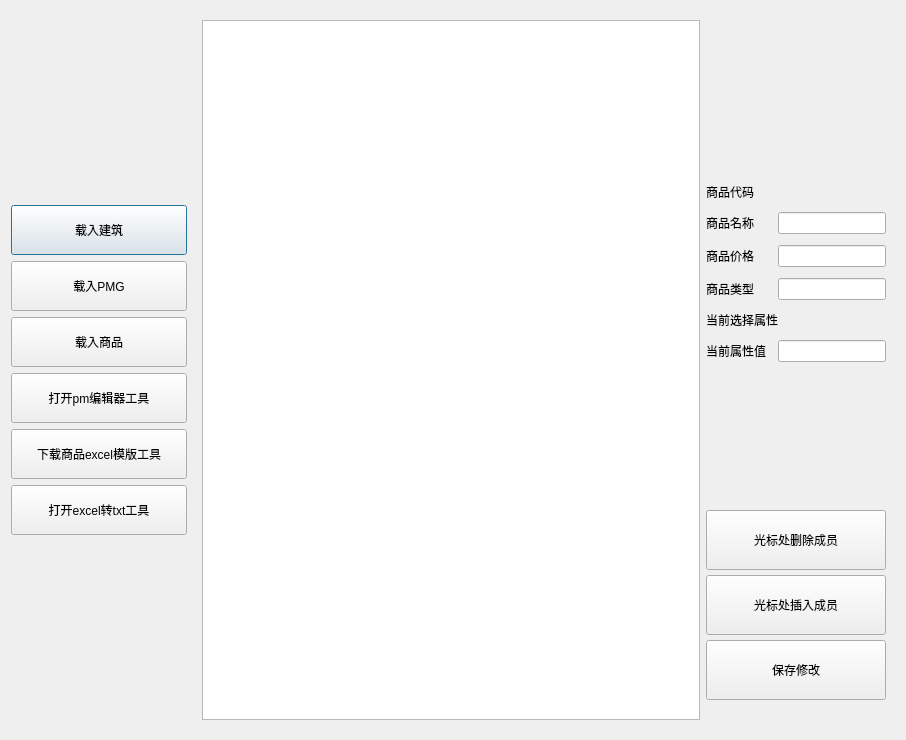
Old version of the form UI/main.ui in the repository Pactivsa/V3-Edit.
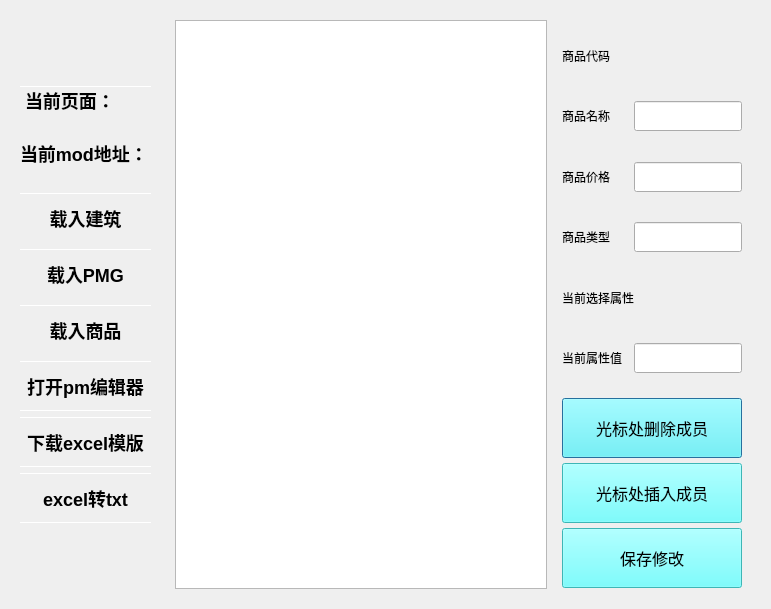
New version of the form. The open tabs and pages were chosen to show the change. Icons and pictures are not drawn.

The edit to the form file:
```diff
--- a/UI/main.ui
+++ b/UI/main.ui
@@ -6,273 +6,333 @@
    <rect>
     <x>0</x>
     <y>0</y>
-    <width>906</width>
-    <height>740</height>
+    <width>771</width>
+    <height>609</height>
    </rect>
   </property>
+  <property name="maximumSize">
+   <size>
+    <width>16777215</width>
+    <height>16777210</height>
+   </size>
+  </property>
   <property name="windowTitle">
    <string>Dialog</string>
   </property>
+  <property name="styleSheet">
+   <string notr="true">QDialog{background-image: url(:/图片1.jpg);}</string>
+  </property>
   <layout class="QGridLayout" name="gridLayout" columnstretch="1,4">
-   <item row="0" column="0">
-    <layout class="QVBoxLayout" name="verticalLayout_2">
-     <property name="sizeConstraint">
-      <enum>QLayout::SetDefaultConstraint</enum>
-     </property>
-     <item>
-      <spacer name="verticalSpacer_4">
-       <property name="orientation">
-        <enum>Qt::Vertical</enum>
-       </property>
-       <property name="sizeHint" stdset="0">
-        <size>
-         <width>20</width>
-         <height>40</height>
-        </size>
-       </property>
-      </spacer>
-     </item>
-     <item>
-      <widget class="QPushButton" name="pushButton_5">
-       <property name="minimumSize">
-        <size>
-         <width>0</width>
-         <height>50</height>
-        </size>
-       </property>
-       <property name="text">
-        <string>载入建筑</string>
-       </property>
-      </widget>
-     </item>
-     <item>
-      <widget class="QPushButton" name="pushButton_6">
-       <property name="minimumSize">
-        <size>
-         <width>0</width>
-         <height>50</height>
-        </size>
-       </property>
-       <property name="text">
-        <string>载入PMG</string>
-       </property>
-      </widget>
-     </item>
-     <item>
-      <widget class="QPushButton" name="pushButton_4">
-       <property name="minimumSize">
-        <size>
-         <width>0</width>
-         <height>50</height>
-        </size>
-       </property>
-       <property name="text">
-        <string>载入商品</string>
-       </property>
-      </widget>
-     </item>
-     <item>
-      <widget class="QPushButton" name="pushButton_7">
-       <property name="minimumSize">
-        <size>
-         <width>0</width>
-         <height>50</height>
-        </size>
-       </property>
-       <property name="text">
-        <string>打开pm编辑器工具</string>
-       </property>
-      </widget>
-     </item>
-     <item>
-      <widget class="QPushButton" name="pushButton_8">
-       <property name="minimumSize">
-        <size>
-         <width>0</width>
-         <height>50</height>
-        </size>
-       </property>
-       <property name="text">
-        <string>下载商品excel模版工具</string>
-       </property>
-      </widget>
-     </item>
-     <item>
-      <widget class="QPushButton" name="pushButton_9">
-       <property name="minimumSize">
-        <size>
-         <width>0</width>
-         <height>50</height>
-        </size>
-       </property>
-       <property name="text">
-        <string>打开excel转txt工具</string>
-       </property>
-      </widget>
-     </item>
-     <item>
-      <spacer name="verticalSpacer_5">
-       <property name="orientation">
-        <enum>Qt::Vertical</enum>
-       </property>
-       <property name="sizeHint" stdset="0">
-        <size>
-         <width>20</width>
-         <height>40</height>
-        </size>
-       </property>
-      </spacer>
-     </item>
-    </layout>
-   </item>
    <item row="0" column="1">
     <layout class="QHBoxLayout" name="horizontalLayout_2">
      <item>
       <widget class="QStackedWidget" name="stackedWidget">
+       <property name="styleSheet">
+        <string notr="true">QstackedWidget{}
+background-image: url(:/图片1.jpg);
+</string>
+       </property>
        <property name="currentIndex">
         <number>1</number>
        </property>
        <widget class="QWidget" name="goods">
         <layout class="QGridLayout" name="gridLayout_2" columnstretch="2,0">
+         <item row="0" column="0">
+          <layout class="QVBoxLayout" name="verticalLayout_3" stretch="2">
+           <item>
+            <widget class="QTableView" name="tableView">
+             <property name="styleSheet">
+              <string notr="true">background-image: url(:/780.jpg);</string>
+             </property>
+            </widget>
+           </item>
+          </layout>
+         </item>
          <item row="0" column="1">
-          <layout class="QVBoxLayout" name="verticalLayout_5" stretch="2,1,1,1">
-           <property name="spacing">
-            <number>5</number>
+          <widget class="QStackedWidget" name="stackedWidget">
+           <property name="styleSheet">
+            <string notr="true"/>
            </property>
-           <property name="topMargin">
-            <number>20</number>
-           </property>
-           <property name="bottomMargin">
-            <number>20</number>
-           </property>
-           <item>
-            <layout class="QFormLayout" name="formLayout">
-             <property name="formAlignment">
-              <set>Qt::AlignCenter</set>
+           <widget class="QWidget" name="Page1_2">
+            <layout class="QVBoxLayout" name="verticalLayout_5" stretch="0,1,1,1">
+             <property name="spacing">
+              <number>5</number>
              </property>
-             <property name="horizontalSpacing">
-              <number>0</number>
+             <property name="topMargin">
+              <number>1</number>
              </property>
-             <property name="verticalSpacing">
-              <number>11</number>
+             <property name="bottomMargin">
+              <number>1</number>
              </property>
-             <item row="0" column="0">
-              <widget class="QLabel" name="label_6">
-               <property name="text">
-                <string>商品代码</string>
+             <item>
+              <layout class="QGridLayout" name="gridLayout_3">
+               <property name="horizontalSpacing">
+                <number>0</number>
                </property>
-              </widget>
-             </item>
-             <item row="0" column="1">
-              <widget class="QLabel" name="label_7">
-               <property name="text">
-                <string/>
+               <property name="verticalSpacing">
+                <number>11</number>
                </property>
-              </widget>
+               <item row="0" column="1">
+                <spacer name="verticalSpacer_9">
+                 <property name="orientation">
+                  <enum>Qt::Vertical</enum>
+                 </property>
+                 <property name="sizeHint" stdset="0">
+                  <size>
+                   <width>20</width>
+                   <height>40</height>
+                  </size>
+                 </property>
+                </spacer>
+               </item>
+               <item row="1" column="0">
+                <widget class="QLabel" name="label_6">
+                 <property name="text">
+                  <string>商品代码</string>
+                 </property>
+                </widget>
+               </item>
+               <item row="1" column="1">
+                <widget class="QLabel" name="label_7">
+                 <property name="minimumSize">
+                  <size>
+                   <width>0</width>
+                   <height>30</height>
+                  </size>
+                 </property>
+                 <property name="text">
+                  <string/>
+                 </property>
+                </widget>
+               </item>
+               <item row="2" column="1">
+                <spacer name="verticalSpacer">
+                 <property name="orientation">
+                  <enum>Qt::Vertical</enum>
+                 </property>
+                 <property name="sizeHint" stdset="0">
+                  <size>
+                   <width>20</width>
+                   <height>40</height>
+                  </size>
+                 </property>
+                </spacer>
+               </item>
+               <item row="3" column="0">
+                <widget class="QLabel" name="label_4">
+                 <property name="text">
+                  <string>商品名称</string>
+                 </property>
+                </widget>
+               </item>
+               <item row="3" column="1">
+                <widget class="QLineEdit" name="lineEdit">
+                 <property name="minimumSize">
+                  <size>
+                   <width>0</width>
+                   <height>30</height>
+                  </size>
+                 </property>
+                </widget>
+               </item>
+               <item row="4" column="1">
+                <spacer name="verticalSpacer_2">
+                 <property name="orientation">
+                  <enum>Qt::Vertical</enum>
+                 </property>
+                 <property name="sizeHint" stdset="0">
+                  <size>
+                   <width>20</width>
+                   <height>40</height>
+                  </size>
+                 </property>
+                </spacer>
+               </item>
+               <item row="5" column="0">
+                <widget class="QLabel" name="label">
+                 <property name="text">
+                  <string>商品价格</string>
+                 </property>
+                </widget>
+               </item>
+               <item row="5" column="1">
+                <widget class="QLineEdit" name="lineEdit_2">
+                 <property name="minimumSize">
+                  <size>
+                   <width>0</width>
+                   <height>30</height>
+                  </size>
+                 </property>
+                </widget>
+               </item>
+               <item row="6" column="1">
+                <spacer name="verticalSpacer_3">
+                 <property name="orientation">
+                  <enum>Qt::Vertical</enum>
+                 </property>
+                 <property name="sizeHint" stdset="0">
+                  <size>
+                   <width>20</width>
+                   <height>40</height>
+                  </size>
+                 </property>
+                </spacer>
+               </item>
+               <item row="7" column="0">
+                <widget class="QLabel" name="label_5">
+                 <property name="text">
+                  <string>商品类型</string>
+                 </property>
+                </widget>
+               </item>
+               <item row="7" column="1">
+                <widget class="QLineEdit" name="lineEdit_3">
+                 <property name="minimumSize">
+                  <size>
+                   <width>0</width>
+                   <height>30</height>
+                  </size>
+                 </property>
+                </widget>
+               </item>
+               <item row="8" column="1">
+                <spacer name="verticalSpacer_6">
+                 <property name="orientation">
+                  <enum>Qt::Vertical</enum>
+                 </property>
+                 <property name="sizeHint" stdset="0">
+                  <size>
+                   <width>20</width>
+                   <height>40</height>
+                  </size>
+                 </property>
+                </spacer>
+               </item>
+               <item row="9" column="0">
+                <widget class="QLabel" name="label_8">
+                 <property name="text">
+                  <string>当前选择属性</string>
+                 </property>
+                </widget>
+               </item>
+               <item row="9" column="1">
+                <widget class="QLabel" name="label_9">
+                 <property name="minimumSize">
+                  <size>
+                   <width>0</width>
+                   <height>30</height>
+                  </size>
+                 </property>
+                 <property name="text">
+                  <string/>
+                 </property>
+                </widget>
+               </item>
+               <item row="10" column="1">
+                <spacer name="verticalSpacer_7">
+                 <property name="orientation">
+                  <enum>Qt::Vertical</enum>
+                 </property>
+                 <property name="sizeHint" stdset="0">
+                  <size>
+                   <width>20</width>
+                   <height>40</height>
+                  </size>
+                 </property>
+                </spacer>
+               </item>
+               <item row="11" column="0">
+                <widget class="QLabel" name="label_10">
+                 <property name="text">
+                  <string>当前属性值</string>
+                 </property>
+                </widget>
+               </item>
+               <item row="11" column="1">
+                <widget class="QLineEdit" name="lineEdit_4">
+                 <property name="minimumSize">
+                  <size>
+                   <width>0</width>
+                   <height>30</height>
+                  </size>
+                 </property>
+                 <property name="styleSheet">
+                  <string notr="true"/>
+                 </property>
+                </widget>
+               </item>
+               <item row="12" column="1">
+                <spacer name="verticalSpacer_8">
+                 <property name="orientation">
+                  <enum>Qt::Vertical</enum>
+                 </property>
+                 <property name="sizeHint" stdset="0">
+                  <size>
+                   <width>20</width>
+                   <height>40</height>
+                  </size>
+                 </property>
+                </spacer>
+               </item>
+              </layout>
              </item>
-             <item row="1" column="0">
-              <widget class="QLabel" name="label_4">
-               <property name="text">
-                <string>商品名称</string>
+             <item>
+              <widget class="QPushButton" name="pushButton_3">
+               <property name="minimumSize">
+                <size>
+                 <width>0</width>
+                 <height>60</height>
+                </size>
                </property>
-              </widget>
-             </item>
-             <item row="1" column="1">
-              <widget class="QLineEdit" name="lineEdit"/>
-             </item>
-             <item row="2" column="0">
-              <widget class="QLabel" name="label">
-               <property name="text">
-                <string>商品价格</string>
+               <property name="styleSheet">
+                <string notr="true">font: 12pt;
+border-top-color: rgb(255, 255, 255);
+background-color: rgb(85, 255, 255);</string>
                </property>
-              </widget>
-             </item>
-             <item row="2" column="1">
-              <widget class="QLineEdit" name="lineEdit_2"/>
-             </item>
-             <item row="3" column="0">
-              <widget class="QLabel" name="label_5">
                <property name="text">
-                <string>商品类型</string>
+                <string>光标处删除成员</string>
                </property>
               </widget>
              </item>
-             <item row="3" column="1">
-              <widget class="QLineEdit" name="lineEdit_3"/>
-             </item>
-             <item row="4" column="0">
-              <widget class="QLabel" name="label_8">
-               <property name="text">
-                <string>当前选择属性</string>
+             <item>
+              <widget class="QPushButton" name="pushButton_2">
+               <property name="minimumSize">
+                <size>
+                 <width>0</width>
+                 <height>60</height>
+                </size>
                </property>
-              </widget>
-             </item>
-             <item row="4" column="1">
-              <widget class="QLabel" name="label_9">
+               <property name="styleSheet">
+                <string notr="true">font: 12pt;
+border-top-color: rgb(255, 255, 255);
+background-color: rgb(85, 255, 255);</string>
+               </property>
                <property name="text">
-                <string/>
+                <string>光标处插入成员</string>
                </property>
               </widget>
              </item>
-             <item row="5" column="0">
-              <widget class="QLabel" name="label_10">
+             <item>
+              <widget class="QPushButton" name="pushButton">
+               <property name="minimumSize">
+                <size>
+                 <width>0</width>
+                 <height>60</height>
+                </size>
+               </property>
+               <property name="styleSheet">
+                <string notr="true">font: 12pt;
+border-top-color: rgb(255, 255, 255);
+background-color: rgb(85, 255, 255);</string>
+               </property>
                <property name="text">
-                <string>当前属性值</string>
+                <string>保存修改</string>
                </property>
               </widget>
              </item>
-             <item row="5" column="1">
-              <widget class="QLineEdit" name="lineEdit_4"/>
-             </item>
             </layout>
-           </item>
-           <item>
-            <widget class="QPushButton" name="pushButton_3">
-             <property name="minimumSize">
-              <size>
-               <width>0</width>
-               <height>60</height>
-              </size>
-             </property>
-             <property name="text">
-              <string>光标处删除成员</string>
-             </property>
-            </widget>
-           </item>
-           <item>
-            <widget class="QPushButton" name="pushButton_2">
-             <property name="minimumSize">
-              <size>
-               <width>0</width>
-               <height>60</height>
-              </size>
-             </property>
-             <property name="text">
-              <string>光标处插入成员</string>
-             </property>
-            </widget>
-           </item>
-           <item>
-            <widget class="QPushButton" name="pushButton">
-             <property name="minimumSize">
-              <size>
-               <width>0</width>
-               <height>60</height>
-              </size>
-             </property>
-             <property name="text">
-              <string>保存修改</string>
-             </property>
-            </widget>
-           </item>
-          </layout>
-         </item>
-         <item row="0" column="0">
-          <layout class="QVBoxLayout" name="verticalLayout_3" stretch="0">
-           <item>
-            <widget class="QTableWidget" name="tableWidget"/>
-           </item>
-          </layout>
+           </widget>
+          </widget>
          </item>
         </layout>
        </widget>
@@ -300,64 +360,151 @@
              <property name="verticalSpacing">
               <number>11</number>
              </property>
-             <item row="0" column="0">
+             <item row="1" column="0">
               <widget class="QLabel" name="label_6">
                <property name="text">
                 <string>PMG代码</string>
                </property>
               </widget>
              </item>
-             <item row="0" column="1">
+             <item row="1" column="1">
               <widget class="QLabel" name="label_7">
                <property name="text">
                 <string/>
                </property>
               </widget>
              </item>
-             <item row="1" column="0">
+             <item row="3" column="0">
               <widget class="QLabel" name="label_4">
                <property name="text">
                 <string>PMG名称</string>
                </property>
               </widget>
              </item>
-             <item row="1" column="1">
+             <item row="3" column="1">
               <widget class="QLineEdit" name="lineEdit"/>
              </item>
-             <item row="2" column="0">
+             <item row="5" column="0">
               <widget class="QLabel" name="label">
                <property name="text">
                 <string>PMG成员</string>
                </property>
               </widget>
              </item>
-             <item row="2" column="1">
+             <item row="5" column="1">
               <widget class="QLineEdit" name="lineEdit_2"/>
              </item>
-             <item row="3" column="0">
+             <item row="7" column="0">
               <widget class="QLabel" name="label_8">
                <property name="text">
                 <string>当前选择属性</string>
                </property>
               </widget>
              </item>
-             <item row="3" column="1">
+             <item row="7" column="1">
               <widget class="QLabel" name="label_9">
                <property name="text">
                 <string/>
                </property>
               </widget>
              </item>
-             <item row="4" column="0">
+             <item row="9" column="0">
               <widget class="QLabel" name="label_10">
                <property name="text">
                 <string>当前属性值</string>
                </property>
               </widget>
              </item>
-             <item row="4" column="1">
+             <item row="9" column="1">
               <widget class="QLineEdit" name="lineEdit_4"/>
              </item>
+             <item row="2" column="1">
+              <spacer name="verticalSpacer_10">
+               <property name="orientation">
+                <enum>Qt::Vertical</enum>
+               </property>
+               <property name="sizeType">
+                <enum>QSizePolicy::Maximum</enum>
+               </property>
+               <property name="sizeHint" stdset="0">
+                <size>
+                 <width>20</width>
+                 <height>40</height>
+                </size>
+               </property>
+              </spacer>
+             </item>
+             <item row="4" column="1">
+              <spacer name="verticalSpacer_11">
+               <property name="orientation">
+                <enum>Qt::Vertical</enum>
+               </property>
+               <property name="sizeHint" stdset="0">
+                <size>
+                 <width>20</width>
+                 <height>40</height>
+                </size>
+               </property>
+              </spacer>
+             </item>
+             <item row="6" column="1">
+              <spacer name="verticalSpacer_12">
+               <property name="orientation">
+                <enum>Qt::Vertical</enum>
+               </property>
+               <property name="sizeHint" stdset="0">
+                <size>
+                 <width>20</width>
+                 <height>40</height>
+                </size>
+               </property>
+              </spacer>
+             </item>
+             <item row="8" column="1">
+              <spacer name="verticalSpacer_13">
+               <property name="orientation">
+                <enum>Qt::Vertical</enum>
+               </property>
+               <property name="sizeHint" stdset="0">
+                <size>
+                 <width>20</width>
+                 <height>40</height>
+                </size>
+               </property>
+              </spacer>
+             </item>
+             <item row="0" column="1">
+              <spacer name="verticalSpacer_14">
+               <property name="orientation">
+                <enum>Qt::Vertical</enum>
+               </property>
+               <property name="sizeType">
+                <enum>QSizePolicy::Minimum</enum>
+               </property>
+               <property name="sizeHint" stdset="0">
+                <size>
+                 <width>20</width>
+                 <height>40</height>
+                </size>
+               </property>
+              </spacer>
+             </item>
+             <item row="10" column="1">
+              <spacer name="verticalSpacer_15">
+               <property name="orientation">
+                <enum>Qt::Vertical</enum>
+               </property>
+               <property name="sizeType">
+                <enum>QSizePolicy::Minimum</enum>
+               </property>
+               <property name="sizeHint" stdset="0">
+                <size>
+                 <width>20</width>
+                 <height>40</height>
+                </size>
+               </property>
+              </spacer>
+             </item>
             </layout>
            </item>
            <item>
@@ -568,6 +715,256 @@
      </item>
     </layout>
    </item>
+   <item row="0" column="0">
+    <widget class="QStackedWidget" name="stackedWidget_2">
+     <property name="styleSheet">
+      <string notr="true"/>
+     </property>
+     <widget class="QWidget" name="Page1">
+      <property name="styleSheet">
+       <string notr="true">Qwidget{background-image: url(:/图片1.jpg);}</string>
+      </property>
+      <layout class="QVBoxLayout" name="verticalLayout_2">
+       <property name="sizeConstraint">
+        <enum>QLayout::SetDefaultConstraint</enum>
+       </property>
+       <item>
+        <spacer name="verticalSpacer_4">
+         <property name="orientation">
+          <enum>Qt::Vertical</enum>
+         </property>
+         <property name="sizeHint" stdset="0">
+          <size>
+           <width>20</width>
+           <height>40</height>
+          </size>
+         </property>
+        </spacer>
+       </item>
+       <item>
+        <widget class="QLabel" name="label_3">
+         <property name="styleSheet">
+          <string notr="true">border-top:1px solid white;
+        font-size:18px;
+        font-weight:700;
+        font-family: &quot;Helvetica Neue&quot;, Helvetica, Arial, sans-serif;</string>
+         </property>
+         <property name="text">
+          <string>当前页面：</string>
+         </property>
+        </widget>
+       </item>
+       <item>
+        <widget class="QLabel" name="label_11">
+         <property name="text">
+          <string/>
+         </property>
+        </widget>
+       </item>
+       <item>
+        <widget class="QLabel" name="label_12">
+         <property name="styleSheet">
+          <string notr="true">        font-size:18px;
+        font-family: &quot;Helvetica Neue&quot;, Helvetica, Arial, sans-serif;
+        font-weight:700;</string>
+         </property>
+         <property name="text">
+          <string>当前mod地址：</string>
+         </property>
+        </widget>
+       </item>
+       <item>
+        <widget class="QLabel" name="label_13">
+         <property name="text">
+          <string/>
+         </property>
+        </widget>
+       </item>
+       <item>
+        <widget class="QPushButton" name="pushButton_5">
+         <property name="minimumSize">
+          <size>
+           <width>0</width>
+           <height>50</height>
+          </size>
+         </property>
+         <property name="styleSheet">
+          <string notr="true">QPushButton{
+border:none;        
+
+border-top:1px solid white;
+        font-size:18px;
+        font-weight:700;
+        font-family: &quot;Helvetica Neue&quot;, Helvetica, Arial, sans-serif;}
+QPushButton::hover
+{
+background-color : rgb(60, 73, 255);
+color:white
+}
+</string>
+         </property>
+         <property name="text">
+          <string>载入建筑</string>
+         </property>
+        </widget>
+       </item>
+       <item>
+        <widget class="QPushButton" name="pushButton_6">
+         <property name="minimumSize">
+          <size>
+           <width>0</width>
+           <height>50</height>
+          </size>
+         </property>
+         <property name="styleSheet">
+          <string notr="true">QPushButton{
+border:none;        
+
+border-top:1px solid white;
+        font-size:18px;
+        font-weight:700;
+        font-family: &quot;Helvetica Neue&quot;, Helvetica, Arial, sans-serif;}
+QPushButton::hover
+{
+background-color : rgb(60, 73, 255);
+color:white
+}
+</string>
+         </property>
+         <property name="text">
+          <string>载入PMG</string>
+         </property>
+        </widget>
+       </item>
+       <item>
+        <widget class="QPushButton" name="pushButton_4">
+         <property name="minimumSize">
+          <size>
+           <width>0</width>
+           <height>50</height>
+          </size>
+         </property>
+         <property name="styleSheet">
+          <string notr="true">QPushButton{
+border:none;        
+
+border-top:1px solid white;
+        font-size:18px;
+        font-weight:700;
+        font-family: &quot;Helvetica Neue&quot;, Helvetica, Arial, sans-serif;}
+QPushButton::hover
+{
+background-color : rgb(60, 73, 255);
+color:white
+}
+</string>
+         </property>
+         <property name="text">
+          <string>载入商品</string>
+         </property>
+        </widget>
+       </item>
+       <item>
+        <widget class="QPushButton" name="pushButton_7">
+         <property name="minimumSize">
+          <size>
+           <width>0</width>
+           <height>50</height>
+          </size>
+         </property>
+         <property name="styleSheet">
+          <string notr="true">QPushButton{
+border:none;        
+		border-bottom:1px solid white;
+border-top:1px solid white;
+        font-size:18px;
+        font-weight:700;
+        font-family: &quot;Helvetica Neue&quot;, Helvetica, Arial, sans-serif;}
+QPushButton::hover
+{
+background-color : rgb(60, 73, 255);
+color:white
+}
+</string>
+         </property>
+         <property name="text">
+          <string>打开pm编辑器</string>
+         </property>
+        </widget>
+       </item>
+       <item>
+        <widget class="QPushButton" name="pushButton_8">
+         <property name="minimumSize">
+          <size>
+           <width>0</width>
+           <height>50</height>
+          </size>
+         </property>
+         <property name="styleSheet">
+          <string notr="true">QPushButton{
+border:none;        
+		border-bottom:1px solid white;
+border-top:1px solid white;
+        font-size:18px;
+        font-weight:700;
+        font-family: &quot;Helvetica Neue&quot;, Helvetica, Arial, sans-serif;}
+QPushButton::hover
+{
+background-color : rgb(60, 73, 255);
+color:white
+}
+</string>
+         </property>
+         <property name="text">
+          <string>下载excel模版</string>
+         </property>
+        </widget>
+       </item>
+       <item>
+        <widget class="QPushButton" name="pushButton_9">
+         <property name="minimumSize">
+          <size>
+           <width>0</width>
+           <height>50</height>
+          </size>
+         </property>
+         <property name="styleSheet">
+          <string notr="true">QPushButton{
+border:none;        
+		border-bottom:1px solid white;
+border-top:1px solid white;
+        font-size:18px;
+        font-weight:700;
+        font-family: &quot;Helvetica Neue&quot;, Helvetica, Arial, sans-serif;}
+QPushButton::hover
+{
+background-color : rgb(60, 73, 255);
+color:white
+}
+</string>
+         </property>
+         <property name="text">
+          <string>excel转txt</string>
+         </property>
+        </widget>
+       </item>
+       <item>
+        <spacer name="verticalSpacer_5">
+         <property name="orientation">
+          <enum>Qt::Vertical</enum>
+         </property>
+         <property name="sizeHint" stdset="0">
+          <size>
+           <width>20</width>
+           <height>40</height>
+          </size>
+         </property>
+        </spacer>
+       </item>
+      </layout>
+     </widget>
+    </widget>
+   </item>
   </layout>
  </widget>
  <resources/>
```
Left out of the diff: 22 changed lines with no effect on the pictures.
